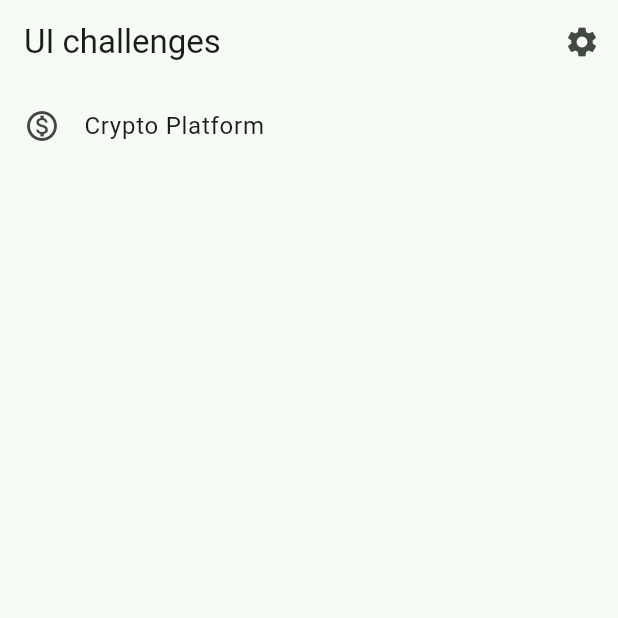
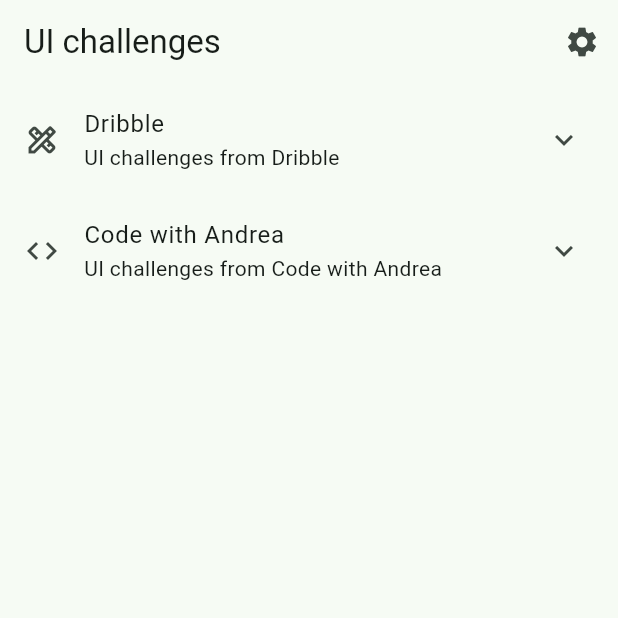
Before and after one commit to martynov-alex/flutter_ui_challenges, a Flutter app: the screen it shows after launch, on a phone screen of 412 x 824 dp, the top half of it. Run offline on Flutter 3.47's test engine with Material 3 defaults, Android fonts, the phone set to English and light mode, and no system bars; our stand-ins replace decimal, flutter_riverpod, flutter_svg, go_router, riverpod_annotation; generated files the repository leaves out were written again; project files that could hold a hidden picture were left out.

Commit message:
Add Twitter Embed Card UI Challenge

```diff
--- a/lib/app/common/constants/challenge_list.dart
+++ b/lib/app/common/constants/challenge_list.dart
@@ -3,10 +3,18 @@
 import 'package:flutter_ui_challenges/core/localization/string_hardcoded.dart';
 import 'package:flutter_ui_challenges/core/routing/app_router.dart';
 
-final challengeList = [
+final dribbbleChallengeList = <ChallengeInfo>[
   ChallengeInfo(
     title: 'Crypto Platform'.hardcoded,
     icon: Icons.monetization_on_outlined,
     route: AppRoute.cryptoPlatform.name,
   ),
 ];
+
+final codeWithAndreaChallengeList = <ChallengeInfo>[
+  ChallengeInfo(
+    title: 'Twitter Embed Card'.hardcoded,
+    icon: Icons.comment,
+    route: AppRoute.twitterEmbedCard.name,
+  ),
+];
--- a/lib/app/feature/challenges/presentation/examples_screen/challenges_screen.dart
+++ b/lib/app/feature/challenges/presentation/examples_screen/challenges_screen.dart
@@ -20,20 +20,55 @@
           ),
         ],
       ),
-      body: ListView.builder(
-        restorationId: 'challenge_list_view',
-        itemCount: challengeList.length,
+      body: ListView(
+        shrinkWrap: true,
+        children: [
+          ExpansionTile(
+            leading: const Icon(Icons.design_services_outlined),
+            title: Text('Dribble'.hardcoded),
+            subtitle: Text('UI challenges from Dribble'.hardcoded),
+            children: [
+              ListView.builder(
+                shrinkWrap: true,
+                restorationId: 'dribble_challenges_list_view',
+                itemCount: dribbbleChallengeList.length,
                 itemBuilder: (context, index) {
-          final routeTitle = challengeList[index].title;
-          final routeName = challengeList[index].route;
+                  final routeTitle = dribbbleChallengeList[index].title;
+                  final routeName = dribbbleChallengeList[index].route;
 
                   return ListTile(
                     title: Text(routeTitle),
-            leading: Icon(challengeList[index].icon),
+                    leading: Icon(dribbbleChallengeList[index].icon),
                     onTap: () => context.goNamed(routeName),
                   );
                 },
               ),
+            ],
+          ),
+          ExpansionTile(
+            leading: const Icon(Icons.code_outlined),
+            title: Text('Code with Andrea'.hardcoded),
+            subtitle: Text('UI challenges from Code with Andrea'.hardcoded),
+            children: [
+              ListView.builder(
+                shrinkWrap: true,
+                restorationId: 'code_with_andrea_challenges_list_view',
+                itemCount: codeWithAndreaChallengeList.length,
+                itemBuilder: (context, index) {
+                  final routeTitle = codeWithAndreaChallengeList[index].title;
+                  final routeName = codeWithAndreaChallengeList[index].route;
+
+                  return ListTile(
+                    title: Text(routeTitle),
+                    leading: Icon(codeWithAndreaChallengeList[index].icon),
+                    onTap: () => context.goNamed(routeName),
+                  );
+                },
+              ),
+            ],
+          ),
+        ],
+      ),
     );
   }
 }
--- a/lib/core/routing/app_router.dart
+++ b/lib/core/routing/app_router.dart
@@ -2,21 +2,22 @@
 import 'package:flutter_ui_challenges/core/routing/not_found_screen.dart';
 import 'package:flutter_ui_challenges/core/routing/routes/crypto_platform_route.dart';
 import 'package:flutter_ui_challenges/core/routing/routes/settings_route.dart';
+import 'package:flutter_ui_challenges/core/routing/routes/twitter_embed_card_route.dart';
 import 'package:go_router/go_router.dart';
 import 'package:riverpod_annotation/riverpod_annotation.dart';
 
 part 'app_router.g.dart';
 
 enum AppRoute {
-  home('/', 'List of UI Challenges'),
-  settings('settings', 'Settings'),
-  cryptoPlatform('crypto_platform', 'Crypto Platform Layout'),
+  home('/'),
+  settings('settings'),
+  cryptoPlatform('crypto_platform'),
+  twitterEmbedCard('twitter_embed_card'),
   ;
 
-  const AppRoute(this.path, this.title);
+  const AppRoute(this.path);
 
   final String path;
-  final String title;
 }
 
 @Riverpod(keepAlive: true)
@@ -31,6 +32,7 @@
         routes: [
           settingsRoute,
           cryptoPlatformRoute,
+          twitterEmbedCardRoute,
         ],
       ),
     ],
```
Also changed, not shown: lib/app/feature/twitter_embed_card/twitter_embed_card_screen.dart (added, +18 -0 lines), lib/core/routing/routes/twitter_embed_card_route.dart (added, +9 -0 lines). Lines whose indentation alone changed are shown as unchanged.
